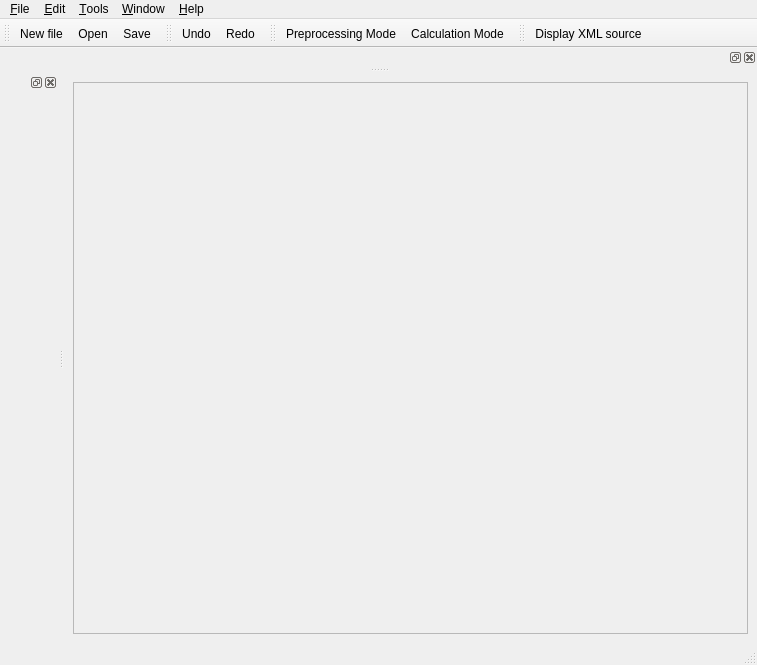
The window that gui/Base/MainForm.ui (code-saturne/code_saturne) describes before a commit, drawn with Qt 5.
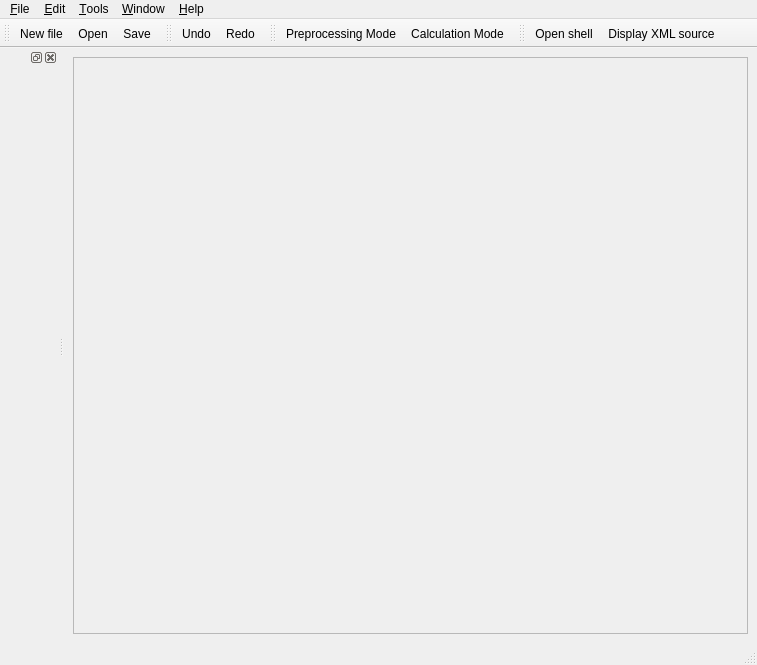
The same window after the commit. Icons and pictures are not drawn.

Commit message: GUI: Improve titlebar handling and remove Identity and paths widget.

Diff of the .ui file:
```diff
--- a/gui/Base/MainForm.ui
+++ b/gui/Base/MainForm.ui
@@ -183,14 +183,9 @@
    <attribute name="toolBarBreak">
     <bool>false</bool>
    </attribute>
+   <addaction name="openXtermAction"/>
    <addaction name="displayCaseAction"/>
   </widget>
-  <widget class="QDockWidget" name="dockWidgetIdentity">
-   <attribute name="dockWidgetArea">
-    <number>4</number>
-   </attribute>
-   <widget class="QWidget" name="dockWidgetIdentityContents"/>
-  </widget>
   <widget class="QDockWidget" name="dockWidgetBrowser">
    <attribute name="dockWidgetArea">
     <number>1</number>
```
Left out of the diff: 20 changed lines with no effect on the pictures. The commit also changes 17 other files.
